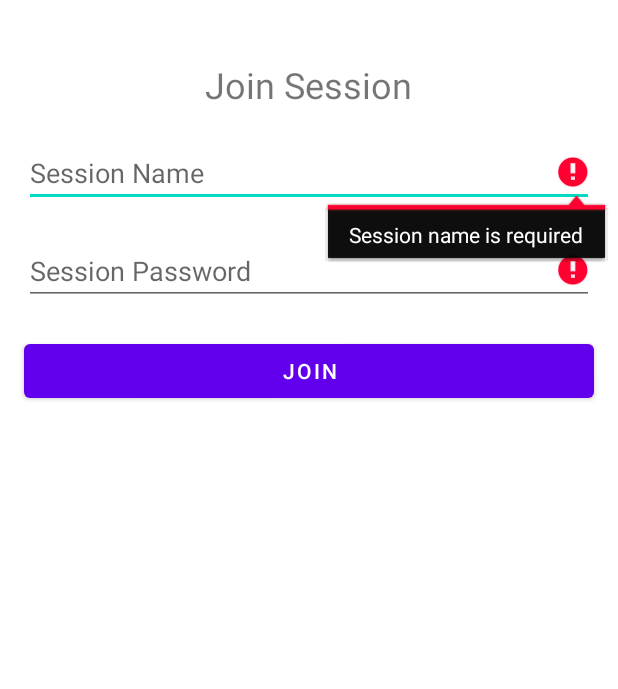
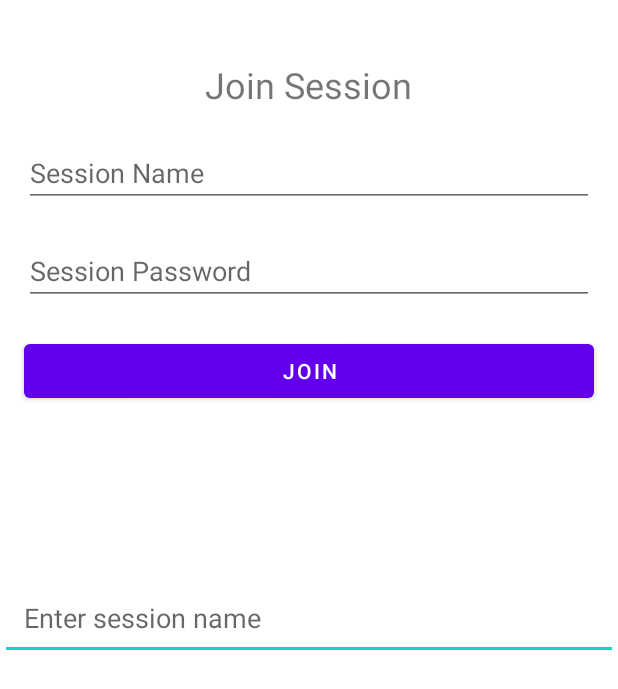
Before and after one commit to maibeyz/RetroApp, an Android app: the JoinSessionActivity screen opened directly, with no data from a screen before it, after a tap on "JOIN", on a phone screen of 412 x 824 dp. Shown: the top 689 px of the screen. Run offline under Robolectric (Android 15) with nearby library versions, the phone set to English and light mode, and no system bars; our stand-ins replace Firebase (no records; nobody signed in at launch, a user with empty details on screens opened directly).

Commit message:
join anonymus

```diff
--- a/app/src/main/java/com/mai/retroapp/JoinSessionActivity.kt
+++ b/app/src/main/java/com/mai/retroapp/ui/viewmodel/JoinSessionActivity.kt
@@ -1,4 +1,4 @@
-package com.mai.retroapp
+package com.mai.retroapp.ui.viewmodel
 
 import android.content.Intent
 import android.os.Bundle
@@ -11,6 +11,7 @@ import com.google.firebase.database.DatabaseError
 import com.google.firebase.database.DatabaseReference
 import com.google.firebase.database.FirebaseDatabase
 import com.google.firebase.database.ValueEventListener
+import com.mai.retroapp.R
 import com.mai.retroapp.databinding.ActivityJoinSessionBinding
 
 class JoinSessionActivity : AppCompatActivity() {
@@ -71,5 +72,14 @@ class JoinSessionActivity : AppCompatActivity() {
             view.setPadding(0, 0, 0, imeInsets.bottom)
             insets
         }
+        binding.buttonJoin.setOnClickListener {
+            val sessionName = binding.editTextSessionName.text.toString()
+            if (sessionName.isNotEmpty()) {
+                val intent = Intent(this, SessionActivity::class.java).apply {
+                    putExtra("SESSION_NAME", sessionName)
+                }
+                startActivity(intent)
+            }
+        }
     }
 }
--- a/app/src/main/res/layout/activity_join_session.xml
+++ b/app/src/main/res/layout/activity_join_session.xml
@@ -5,7 +5,7 @@
     xmlns:tools="http://schemas.android.com/tools"
     android:layout_width="match_parent"
     android:layout_height="match_parent"
-    tools:context=".JoinSessionActivity">
+    tools:context=".ui.viewmodel.JoinSessionActivity">
 
     <TextView
         android:id="@+id/textViewJoinSessionTitle"
@@ -15,6 +15,13 @@
         android:textSize="24sp"
         android:layout_centerHorizontal="true"
         android:layout_marginTop="40dp"/>
+    <EditText
+        android:id="@+id/editTextSessionName"
+        android:layout_width="match_parent"
+        android:layout_height="wrap_content"
+        android:hint="Enter session name"
+        android:layout_centerInParent="true"
+        android:padding="16dp"/>
 
     <EditText
         android:id="@+id/editTextJoinSessionName"
--- a/app/src/main/res/layout/activity_login.xml
+++ b/app/src/main/res/layout/activity_login.xml
@@ -4,7 +4,7 @@
     xmlns:tools="http://schemas.android.com/tools"
     android:layout_width="match_parent"
     android:layout_height="match_parent"
-    tools:context=".LoginActivity">
+    tools:context=".ui.viewmodel.LoginActivity">
 
     <TextView
         android:id="@+id/textViewLoginTitle"
```
Also changed, not shown: app/src/main/java/com/mai/retroapp/data/repository/SessionRepository.kt (+38 -3 lines), app/src/main/java/com/mai/retroapp/ui/viewmodel/JoinAnonymus.kt (added, +41 -0 lines), app/src/main/java/com/mai/retroapp/ui/viewmodel/LoginActivity.kt (renamed from app/src/main/java/com/mai/retroapp/LoginActivity.kt, +7 -9 lines), app/src/main/res/layout/activity_join_anonymus.xml (added, +21 -0 lines).
